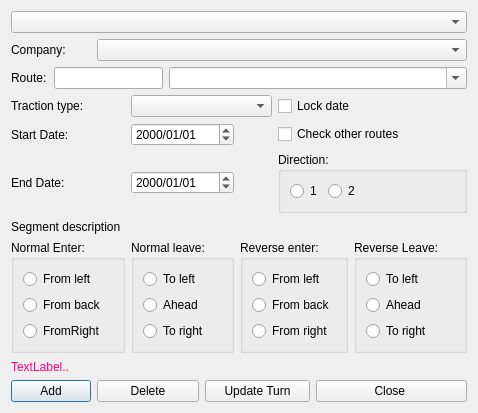
allenck/mapper, file mapper_app/ui/routedlg.ui: the form before one commit.
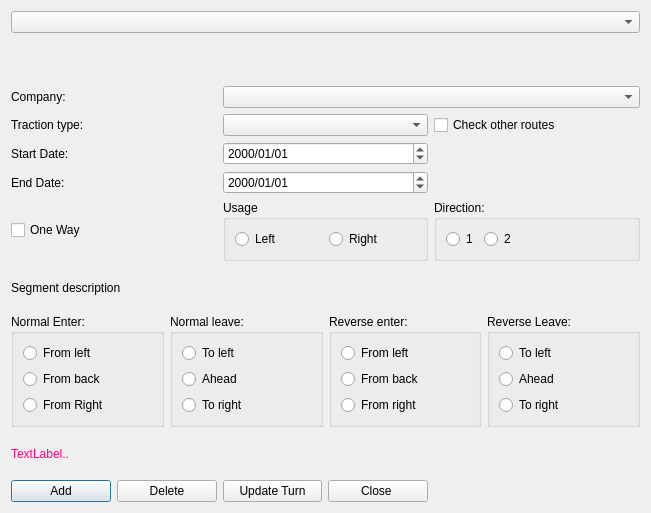
The form after the commit. Custom widgets are drawn as their Qt base class.

Patch:
```diff
--- a/mapper_app/ui/routedlg.ui
+++ b/mapper_app/ui/routedlg.ui
@@ -6,8 +6,8 @@
    <rect>
     <x>0</x>
     <y>0</y>
-    <width>477</width>
-    <height>413</height>
+    <width>651</width>
+    <height>513</height>
    </rect>
   </property>
   <property name="font">
@@ -19,109 +19,79 @@
    <string>Dialog</string>
   </property>
   <layout class="QGridLayout" name="gridLayout">
-   <item row="0" column="0" colspan="10">
-    <widget class="QComboBox" name="cbSegments">
-     <property name="toolTip">
-      <string>Select an existing route segment to update</string>
+   <item row="9" column="0">
+    <widget class="QLabel" name="lblHelpText">
+     <property name="palette">
+      <palette>
+       <active>
+        <colorrole role="WindowText">
+         <brush brushstyle="SolidPattern">
+          <color alpha="255">
+           <red>255</red>
+           <green>0</green>
+           <blue>127</blue>
+          </color>
+         </brush>
+        </colorrole>
+       </active>
+       <inactive>
+        <colorrole role="WindowText">
+         <brush brushstyle="SolidPattern">
+          <color alpha="255">
+           <red>255</red>
+           <green>0</green>
+           <blue>127</blue>
+          </color>
+         </brush>
+        </colorrole>
+       </inactive>
+       <disabled>
+        <colorrole role="WindowText">
+         <brush brushstyle="SolidPattern">
+          <color alpha="255">
+           <red>159</red>
+           <green>158</green>
+           <blue>158</blue>
+          </color>
+         </brush>
+        </colorrole>
+       </disabled>
+      </palette>
      </property>
-    </widget>
-   </item>
-   <item row="1" column="0" colspan="2">
-    <widget class="QLabel" name="label_2">
      <property name="text">
-      <string>Company:</string>
+      <string>TextLabel..</string>
      </property>
     </widget>
    </item>
-   <item row="1" column="2" colspan="8">
-    <widget class="QComboBox" name="cbCompany">
-     <property name="editable">
-      <bool>false</bool>
-     </property>
-    </widget>
-   </item>
-   <item row="2" column="0">
-    <widget class="QLabel" name="label">
-     <property name="text">
-      <string>Route:</string>
-     </property>
-    </widget>
-   </item>
-   <item row="2" column="1" colspan="3">
-    <widget class="QLineEdit" name="txtRouteNbr">
-     <property name="maxLength">
-      <number>8</number>
-     </property>
-    </widget>
-   </item>
-   <item row="2" column="4" colspan="6">
-    <widget class="CComboBox" name="cbRouteName">
-     <property name="editable">
-      <bool>true</bool>
-     </property>
-    </widget>
-   </item>
-   <item row="3" column="0" colspan="2">
-    <widget class="QLabel" name="label_3">
-     <property name="text">
-      <string>Traction type:</string>
-     </property>
-    </widget>
-   </item>
-   <item row="3" column="3" colspan="4">
-    <widget class="QComboBox" name="cbTractionType"/>
-   </item>
-   <item row="3" column="7" colspan="3">
-    <widget class="QCheckBox" name="chkLockDate">
-     <property name="text">
-      <string>Lock date</string>
-     </property>
-    </widget>
-   </item>
-   <item row="4" column="0" colspan="2">
-    <widget class="QLabel" name="label_4">
-     <property name="text">
-      <string>Start Date:</string>
-     </property>
-    </widget>
-   </item>
-   <item row="4" column="3" colspan="3">
-    <widget class="QDateEdit" name="dateStart">
-     <property name="minimumDate">
-      <date>
-       <year>1752</year>
-       <month>10</month>
-       <day>16</day>
-      </date>
-     </property>
-     <property name="displayFormat">
-      <string>yyyy/MM/dd</string>
-     </property>
-    </widget>
-   </item>
-   <item row="4" column="7" colspan="3">
-    <widget class="QCheckBox" name="chkOtherRoutes">
-     <property name="text">
-      <string>Check other routes</string>
-     </property>
-    </widget>
-   </item>
-   <item row="5" column="0" colspan="2">
+   <item row="5" column="0">
     <widget class="QLabel" name="label_5">
      <property name="text">
       <string>End Date:</string>
      </property>
     </widget>
    </item>
-   <item row="5" column="3" colspan="3">
+   <item row="6" column="0">
+    <widget class="QCheckBox" name="cbOneWay">
+     <property name="toolTip">
+      <string>&lt;html&gt;&lt;head/&gt;&lt;body&gt;&lt;p&gt;Click if this route segment is one way.&lt;/p&gt;&lt;/body&gt;&lt;/html&gt;</string>
+     </property>
+     <property name="text">
+      <string>One Way</string>
+     </property>
+    </widget>
+   </item>
+   <item row="5" column="1">
     <widget class="QDateEdit" name="dateEnd">
      <property name="displayFormat">
       <string>yyyy/MM/dd</string>
      </property>
     </widget>
    </item>
-   <item row="5" column="7" colspan="3">
-    <widget class="QGroupBox" name="groupBox1">
+   <item row="3" column="1">
+    <widget class="QComboBox" name="cbTractionType"/>
+   </item>
+   <item row="6" column="2">
+    <widget class="QGroupBox" name="gbDirection">
      <property name="font">
       <font>
        <pointsize>9</pointsize>
@@ -148,15 +118,81 @@
      </layout>
     </widget>
    </item>
-   <item row="6" column="0" colspan="10">
+   <item row="2" column="0">
+    <widget class="QLabel" name="label_2">
+     <property name="text">
+      <string>Company:</string>
+     </property>
+    </widget>
+   </item>
+   <item row="4" column="1">
+    <widget class="QDateEdit" name="dateStart">
+     <property name="minimumDate">
+      <date>
+       <year>1752</year>
+       <month>10</month>
+       <day>16</day>
+      </date>
+     </property>
+     <property name="displayFormat">
+      <string>yyyy/MM/dd</string>
+     </property>
+    </widget>
+   </item>
+   <item row="3" column="2">
+    <widget class="QCheckBox" name="chkOtherRoutes">
+     <property name="text">
+      <string>Check other routes</string>
+     </property>
+    </widget>
+   </item>
+   <item row="3" column="0">
+    <widget class="QLabel" name="label_3">
+     <property name="text">
+      <string>Traction type:</string>
+     </property>
+    </widget>
+   </item>
+   <item row="6" column="1">
+    <widget class="QGroupBox" name="gbUsage">
+     <property name="toolTip">
+      <string>&lt;html&gt;&lt;head/&gt;&lt;body&gt;&lt;p&gt;If the direction of travel is the same as the definition of the segement, select &amp;quot;Right&amp;quot; else select &amp;quot;L&amp;quot;.&lt;/p&gt;&lt;/body&gt;&lt;/html&gt;</string>
+     </property>
+     <property name="whatsThis">
+      <string>&lt;html&gt;&lt;head/&gt;&lt;body&gt;&lt;p&gt;When a route uses only one track of two, which track must be specified.&lt;/p&gt;&lt;/body&gt;&lt;/html&gt;</string>
+     </property>
+     <property name="title">
+      <string>Usage</string>
+     </property>
+     <layout class="QHBoxLayout" name="horizontalLayout">
+      <item>
+       <widget class="QRadioButton" name="rbLeft">
+        <property name="text">
+         <string>Left</string>
+        </property>
+       </widget>
+      </item>
+      <item>
+       <widget class="QRadioButton" name="rbRight">
+        <property name="text">
+         <string>Right</string>
+        </property>
+       </widget>
+      </item>
+     </layout>
+    </widget>
+   </item>
+   <item row="7" column="0" colspan="2">
     <widget class="QLabel" name="lblSegmentText">
      <property name="text">
       <string>Segment description</string>
      </property>
     </widget>
    </item>
-   <item row="7" column="0" colspan="3">
-    <widget class="QGroupBox" name="groupBox2">
+   <item row="8" column="0" colspan="3">
+    <layout class="QHBoxLayout" name="horizontalLayout_3">
+     <item>
+      <widget class="QGroupBox" name="gbNormalEnter">
      <property name="font">
       <font>
        <pointsize>9</pointsize>
@@ -186,15 +222,15 @@
       <item>
        <widget class="QRadioButton" name="rbNFromRight">
         <property name="text">
-         <string>FromRight</string>
+           <string>From Right</string>
         </property>
        </widget>
       </item>
      </layout>
     </widget>
    </item>
-   <item row="7" column="3" colspan="3">
-    <widget class="QGroupBox" name="groupBox3">
+     <item>
+      <widget class="QGroupBox" name="gbNormalLeave">
      <property name="font">
       <font>
        <pointsize>9</pointsize>
@@ -231,8 +267,8 @@
      </layout>
     </widget>
    </item>
-   <item row="7" column="6" colspan="3">
-    <widget class="QGroupBox" name="groupBox4">
+     <item>
+      <widget class="QGroupBox" name="gbReverseEnter">
      <property name="font">
       <font>
        <pointsize>9</pointsize>
@@ -269,8 +305,8 @@
      </layout>
     </widget>
    </item>
-   <item row="7" column="9">
-    <widget class="QGroupBox" name="groupBox5">
+     <item>
+      <widget class="QGroupBox" name="gbReverseLeave">
      <property name="font">
       <font>
        <pointsize>9</pointsize>
@@ -307,51 +343,32 @@
      </layout>
     </widget>
    </item>
-   <item row="8" column="0" colspan="10">
-    <widget class="QLabel" name="lblHelpText">
-     <property name="palette">
-      <palette>
-       <active>
-        <colorrole role="WindowText">
-         <brush brushstyle="SolidPattern">
-          <color alpha="255">
-           <red>255</red>
-           <green>0</green>
-           <blue>127</blue>
-          </color>
-         </brush>
-        </colorrole>
-       </active>
-       <inactive>
-        <colorrole role="WindowText">
-         <brush brushstyle="SolidPattern">
-          <color alpha="255">
-           <red>255</red>
-           <green>0</green>
-           <blue>127</blue>
-          </color>
-         </brush>
-        </colorrole>
-       </inactive>
-       <disabled>
-        <colorrole role="WindowText">
-         <brush brushstyle="SolidPattern">
-          <color alpha="255">
-           <red>159</red>
-           <green>158</green>
-           <blue>158</blue>
-          </color>
-         </brush>
-        </colorrole>
-       </disabled>
-      </palette>
+    </layout>
+   </item>
+   <item row="0" column="0" colspan="3">
+    <widget class="QComboBox" name="cbSegments">
+     <property name="toolTip">
+      <string>Select an existing route segment to update</string>
      </property>
+    </widget>
+   </item>
+   <item row="2" column="1" colspan="2">
+    <widget class="QComboBox" name="cbCompany">
+     <property name="editable">
+      <bool>false</bool>
+     </property>
+    </widget>
+   </item>
+   <item row="4" column="0">
+    <widget class="QLabel" name="label_4">
      <property name="text">
-      <string>TextLabel..</string>
+      <string>Start Date:</string>
      </property>
     </widget>
    </item>
-   <item row="9" column="0" colspan="2">
+   <item row="10" column="0" colspan="2">
+    <layout class="QHBoxLayout" name="horizontalLayout_2">
+     <item>
     <widget class="QPushButton" name="btnAdd">
      <property name="toolTip">
       <string>Add or update segment to route</string>
@@ -361,14 +378,14 @@
      </property>
     </widget>
    </item>
-   <item row="9" column="2" colspan="3">
+     <item>
     <widget class="QPushButton" name="btnDelete">
      <property name="text">
       <string>Delete</string>
      </property>
     </widget>
    </item>
-   <item row="9" column="5" colspan="3">
+     <item>
     <widget class="QPushButton" name="btnUpdateTurn">
      <property name="toolTip">
       <string>Add or update with suggested turn info</string>
@@ -378,20 +395,26 @@
      </property>
     </widget>
    </item>
-   <item row="9" column="8" colspan="2">
-    <widget class="QPushButton" name="btnOK">
+     <item>
+      <widget class="QPushButton" name="btnClose">
      <property name="text">
       <string>Close </string>
      </property>
     </widget>
    </item>
   </layout>
+   </item>
+   <item row="1" column="0" colspan="3">
+    <widget class="RouteNameWidget" name="rnw" native="true"/>
+   </item>
+  </layout>
  </widget>
  <customwidgets>
   <customwidget>
-   <class>CComboBox</class>
-   <extends>QComboBox</extends>
-   <header>ccombobox.h</header>
+   <class>RouteNameWidget</class>
+   <extends>QWidget</extends>
+   <header>routenamewidget.h</header>
+   <container>1</container>
   </customwidget>
  </customwidgets>
  <tabstops>
```
Left out of the diff: 13 changed lines with no effect on the pictures. Lines whose indentation alone changed are shown as unchanged.
